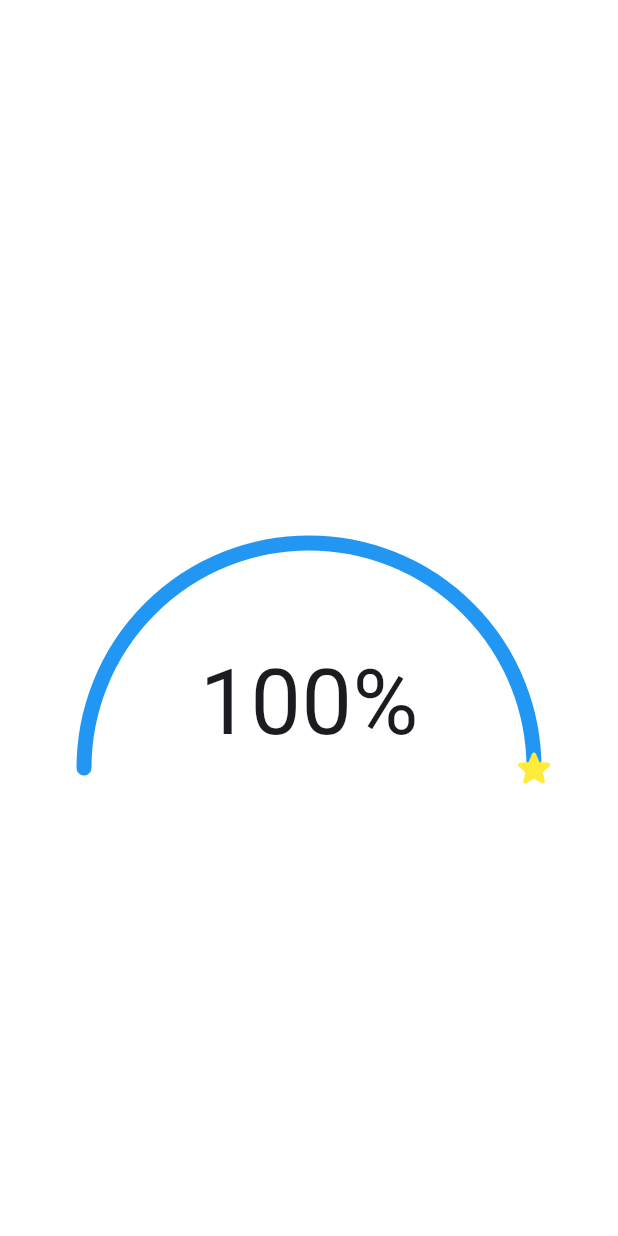
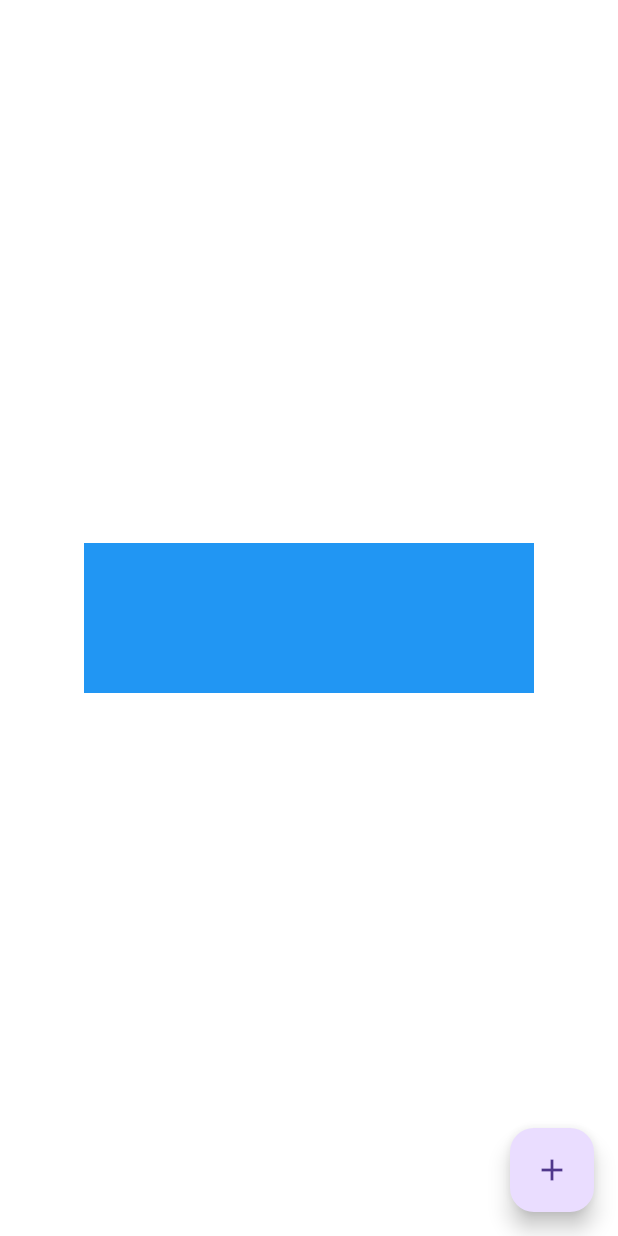
Before and after one commit to Taws-Espol/flutter-como-un-pro, a Flutter app: the screen it shows after launch, on a phone screen of 412 x 824 dp. Run offline on Flutter 3.47's test engine with Material 3 defaults, Android fonts, the light colour scheme and no system bars.

Commit message:
[Add] AnimatedContainer

```diff
--- a/lib/app/modules/playground/playground_page.dart
+++ b/lib/app/modules/playground/playground_page.dart
@@ -2,20 +2,52 @@ import 'dart:math';
 
 import 'package:flutter/material.dart';
 import 'package:flutter_como_un_pro/app/widgets/GraficoArco.dart';
-import 'package:flutter_como_un_pro/app/widgets/GraficoCirculo.dart';
 
-class PlaygroundPage extends StatelessWidget {
+class PlaygroundPage extends StatefulWidget {
   const PlaygroundPage({super.key});
+
+  @override
+  State<PlaygroundPage> createState() => _PlaygroundPageState();
+}
+
+class _PlaygroundPageState extends State<PlaygroundPage> {
+  Color randomColor = Colors.blue;
+  double randomWidth = 300;
+  double randomHeight = 100;
+
+  void changeColor() {
+    Random random = Random();
+    setState(() {
+      randomColor = Color.fromARGB(
+        255,
+        random.nextInt(256),
+        random.nextInt(256),
+        random.nextInt(256),
+      );
+
+      randomWidth = (random.nextDouble() * 400) + 1;
+      randomHeight = (random.nextDouble() * 800) + 1;
+    });
+  }
 
   @override
   Widget build(BuildContext context) {
     return Scaffold(
       body: Center(
-        child: Container(
-          width: 300,
-          height: 200,
-          // color: Colors.redAccent,
-          child: GraficoArco(porcentaje: 100),
+        child: GestureDetector(
+          onTap: changeColor,
+          child: AnimatedContainer(
+            duration: const Duration(milliseconds: 400),
+            width: randomWidth,
+            height: randomHeight,
+            color: randomColor,
+          ),
+        ),
+      ),
+      floatingActionButton: FloatingActionButton(
+        onPressed: changeColor,
+        child: const Icon(
+          Icons.add,
         ),
       ),
     );
```
